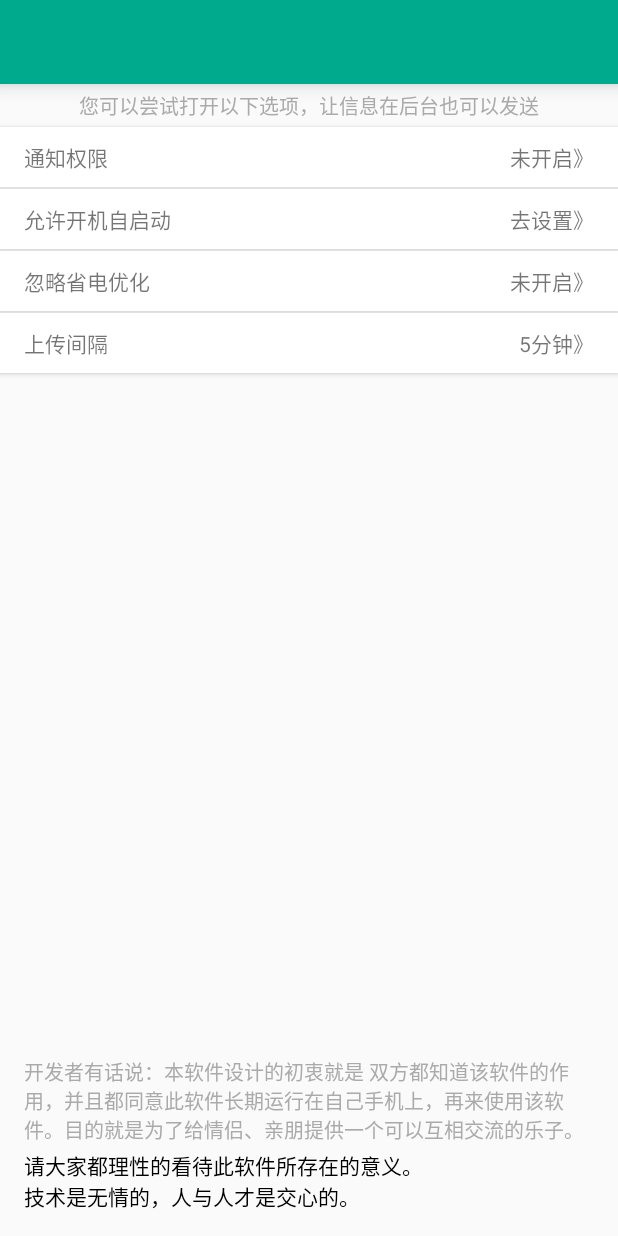
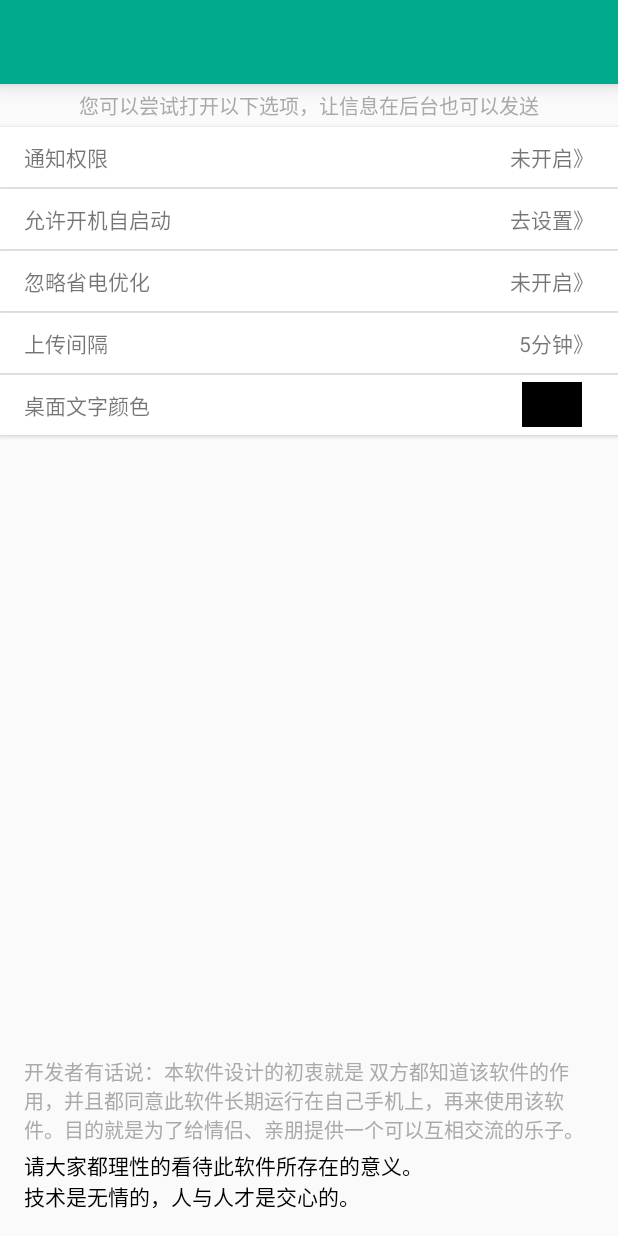
Before and after one commit to Wing-Li/WithYouAround, an Android app: the layout activity_setting.xml on its own in the app's theme, with its tools: preview values and no code run, on a phone screen of 412 x 824 dp. Run offline under Robolectric (Android 15) with nearby library versions, the phone set to English and light mode, and no system bars; network calls fail.

Commit message:
1. 桌面部件文字颜色可以修改； 2. 更新帮助； 3. 修改信息默认上传时间

```diff
--- a/app/build.gradle
+++ b/app/build.gradle
@@ -23,8 +23,8 @@ android {
         applicationId "com.lyl.myallforyou"
         minSdkVersion 19
         targetSdkVersion 22
-        versionCode 13
-        versionName "1.4.2"
+        versionCode 14
+        versionName "1.4.3"
         testInstrumentationRunner "android.support.test.runner.AndroidJUnitRunner"
 
         ndk {
@@ -94,4 +94,5 @@ dependencies {
     compile 'com.journeyapps:zxing-android-embedded:3.3.0'
     compile 'cn.leancloud.android:avoscloud-sdk:v3.16.4'
     compile 'com.tencent.bugly:crashreport_upgrade:1.2.5'
+    compile 'com.dingmouren.colorpicker:colorpicker:1.0.1'
 }
--- a/app/src/main/java/com/lyl/myallforyou/MyApp.java
+++ b/app/src/main/java/com/lyl/myallforyou/MyApp.java
@@ -27,7 +27,7 @@ public class MyApp extends Application {
     /**
      * 信息上传的间隔时间
      */
-    public static int UPLOAD_SPACE_TIME = 5 * 60 * 1000 + 2000;
+    public static int UPLOAD_SPACE_TIME = 10 * 60 * 1000 + 2000;
 
     public static String mAppShare = "http://www.coolapk.com/apk/com.lyl.myallforyou";
     public static LiteOrm liteOrm;
--- a/app/src/main/java/com/lyl/myallforyou/constants/Constans.java
+++ b/app/src/main/java/com/lyl/myallforyou/constants/Constans.java
@@ -75,6 +75,7 @@ public class Constans {
     public static String SP_DEVICE_ID = "sp_device_id";
     public static String SP_UUID_EASSAY = "sp_uuid_eassay";
     public static String SP_UPLOAD_SPACE_TIME = "sp_upload_space_time";
+    public static String SP_WIDGET_COLOR = "sp_widget_color";
 
 
 }
--- a/app/src/main/res/layout/activity_setting.xml
+++ b/app/src/main/res/layout/activity_setting.xml
@@ -98,6 +98,25 @@
             android:textSize="14sp"/>
     </LinearLayout>
 
+    <LinearLayout
+        android:id="@+id/setting_widget_color_layout"
+        style="@style/DeviceInfoLayout">
+
+        <TextView
+            android:layout_width="0dp"
+            android:layout_height="wrap_content"
+            android:layout_weight="1"
+            android:text="桌面文字颜色"
+            android:textSize="14sp"/>
+
+        <View
+            android:id="@+id/setting_widget_color"
+            android:layout_width="40dp"
+            android:layout_height="30dp"
+            android:layout_marginRight="8dp"
+            android:background="@color/black"/>
+    </LinearLayout>
+
     <View
         android:layout_width="1dp"
         android:layout_height="0dp"
--- a/app/src/main/res/layout/widget_layout.xml
+++ b/app/src/main/res/layout/widget_layout.xml
@@ -12,6 +12,7 @@
         android:weightSum="4">
 
         <TextView
+            android:id="@+id/device_manufacturer_title"
             style="@style/DeviceInfoContentTitle_Widget"
             android:text="设备厂商："/>
 
@@ -27,6 +28,7 @@
         android:weightSum="4">
 
         <TextView
+            android:id="@+id/system_time_title"
             style="@style/DeviceInfoContentTitle_Widget"
             android:text="时        间："/>
 
@@ -42,6 +44,7 @@
         android:weightSum="4">
 
         <TextView
+            android:id="@+id/system_battery_title"
             style="@style/DeviceInfoContentTitle_Widget"
             android:text="电        量："/>
 
@@ -57,6 +60,7 @@
         android:weightSum="4">
 
         <TextView
+            android:id="@+id/screen_status_title"
             style="@style/DeviceInfoContentTitle_Widget"
             android:text="屏幕状态："/>
 
@@ -72,6 +76,7 @@
         android:weightSum="4">
 
         <TextView
+            android:id="@+id/address_title"
             style="@style/DeviceInfoContentTitle_Widget"
             android:text="位        置："/>
 
```
Also changed, not shown: app/src/main/java/com/lyl/myallforyou/ui/about/SettingActivity.java (+57 -7 lines), app/src/main/java/com/lyl/myallforyou/ui/main/MainActivity.java (+7 -4 lines), app/src/main/java/com/lyl/myallforyou/utils/PlayUtils.java (+17 -18 lines), app/src/main/java/com/lyl/myallforyou/widget/WidgetProvider.java (+19 -0 lines), app/src/main/res/values/strings.xml (+5 -3 lines).
